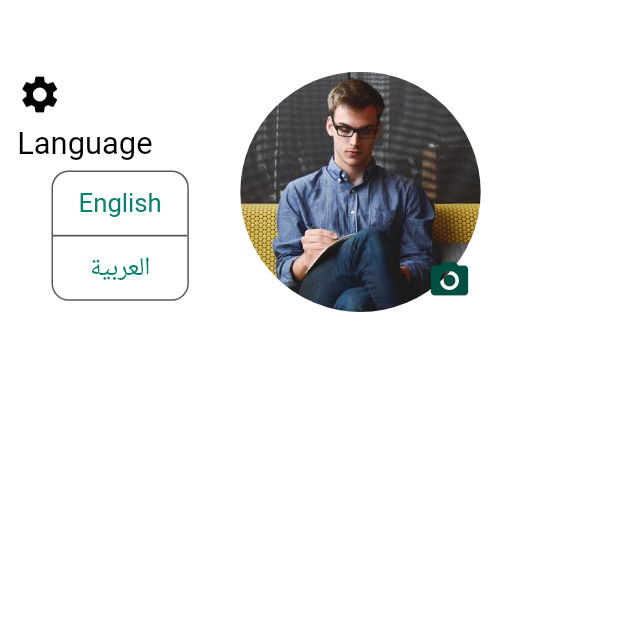
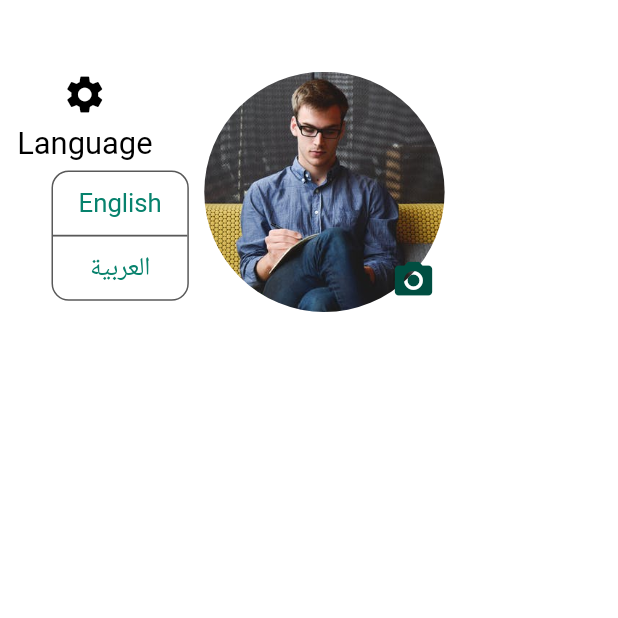
Before and after one commit to MostafaBastawy/Shadi_Task, a Flutter app: the ProfileScreen screen opened directly, after a tap on the "settings" icon, on a phone screen of 412 x 824 dp, the top half of it. Run offline on Flutter 3.47's test engine with Material 2 defaults, Android fonts, the light colour scheme and no system bars; our stand-ins replace firebase_core, flutter_bloc, flutter_screenutil, flutter_switch, shared_preferences; accounts and stored records are empty.

Commit message:
initial commit

```diff
--- a/lib/modules/profile_screen/profile_screen.dart
+++ b/lib/modules/profile_screen/profile_screen.dart
@@ -29,6 +29,9 @@ class ProfileScreen extends StatelessWidget {
                       mainAxisAlignment: MainAxisAlignment.start,
                       crossAxisAlignment: CrossAxisAlignment.start,
                       children: [
+                        Column(
+                          crossAxisAlignment: CrossAxisAlignment.center,
+                          children: [
                             GestureDetector(
                               onTap: () {
                                 language = !language!;
@@ -48,6 +51,8 @@ class ProfileScreen extends StatelessWidget {
                                 fontWeight: FontWeight.w400,
                                 color: figma000000,
                               ),
+                            ),
+                          ],
                         ),
                         SizedBox(height: 5.h),
                         if (language!)
@@ -113,7 +118,7 @@ class ProfileScreen extends StatelessWidget {
                           ),
                       ],
                     ),
-                    SizedBox(width: 30.w),
+                    language! ? SizedBox(width: 9.w) : SizedBox(width: 30.w),
                     Stack(
                       alignment: AlignmentDirectional.bottomEnd,
                       children: [
@@ -153,6 +158,7 @@ class ProfileScreen extends StatelessWidget {
                     ),
                   ],
                 ),
+                SizedBox(height: 20.h),
               ],
             ),
           ),
```
Lines whose indentation alone changed are shown as unchanged.
